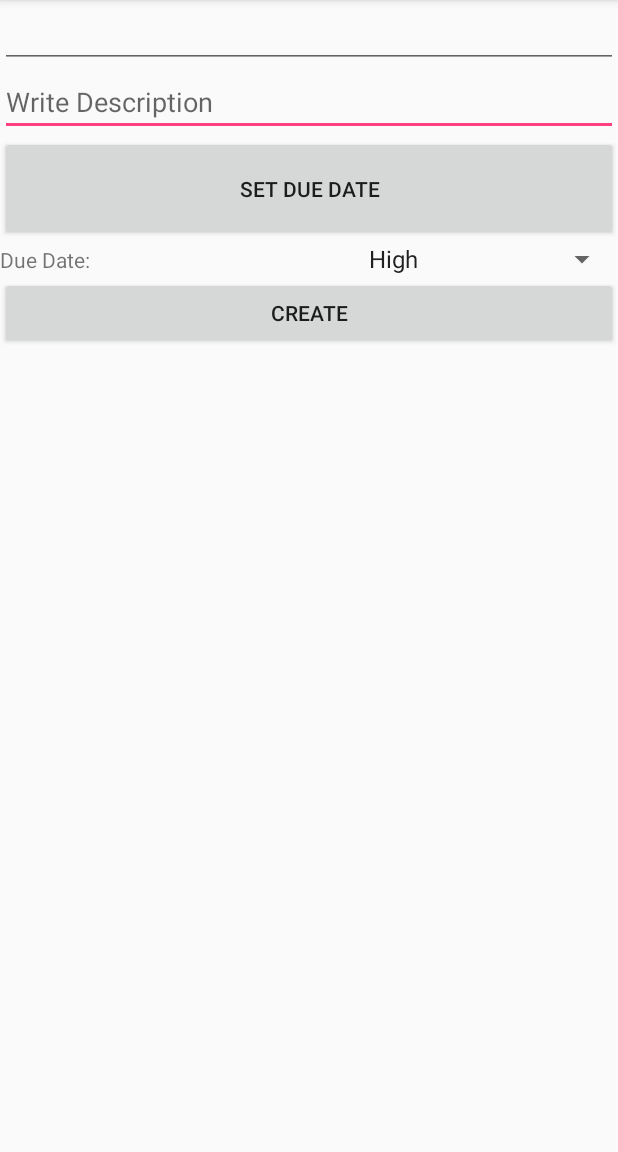
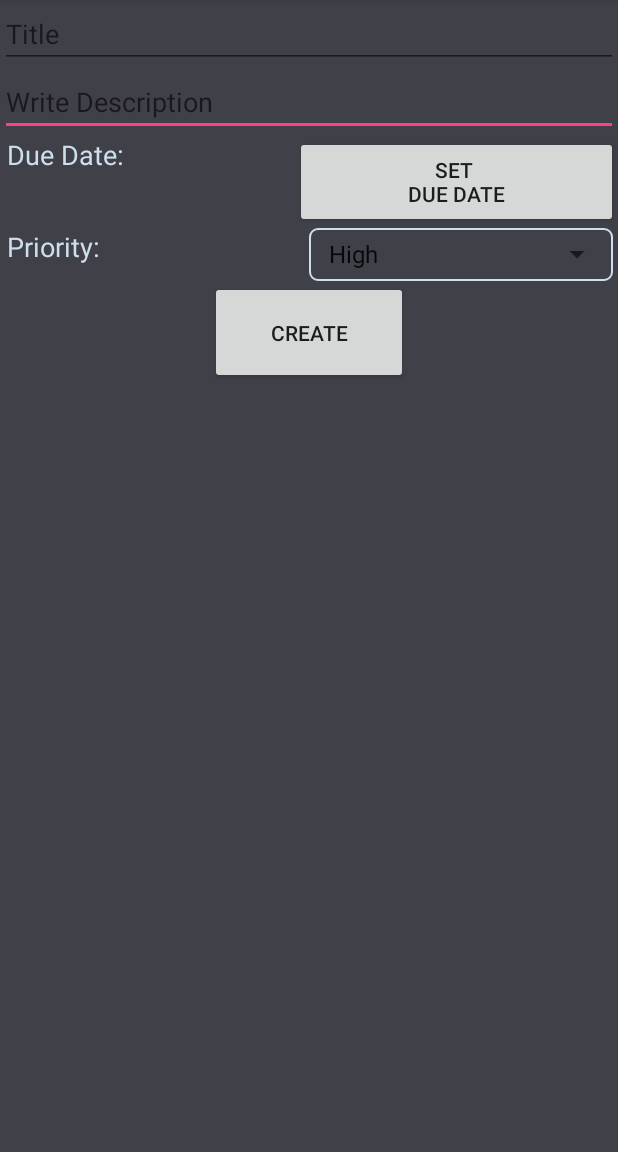
Before and after one commit to kleekich/Listodo, an Android app: the screen it shows after launch (AddActivity), after a tap on "ADD TASK", on a phone screen of 412 x 824 dp, the part 84-1236 px from its top. Run offline under Robolectric (Android 15) with nearby library versions, the phone set to English and light mode, and no system bars.

Commit message:
UI changed

```diff
--- a/app/src/main/java/com/example/kangsik/listodo/AddActivity.java
+++ b/app/src/main/java/com/example/kangsik/listodo/AddActivity.java
@@ -89,7 +89,7 @@ public class AddActivity extends AppCompatActivity  {
             // Use the current date as the default date in the picker
             final Calendar c = Calendar.getInstance();
             int year = c.get(Calendar.YEAR);
-            int month = c.get(Calendar.MONTH);
+            int month = c.get(Calendar.MONTH)+1;
             int day = c.get(Calendar.DAY_OF_MONTH);
 
             // Create a new instance of DatePickerDialog and return it
--- a/app/src/main/java/com/example/kangsik/listodo/EditNameDialogFragment.java
+++ b/app/src/main/java/com/example/kangsik/listodo/EditNameDialogFragment.java
@@ -78,6 +78,10 @@ public class EditNameDialogFragment extends DialogFragment implements TextView.O
         // Fetch arguments from bundle and set title
         String title = getArguments().getString("title", "Enter Name");
         getDialog().setTitle("Edit Task");
+        //int width = getResources().getDimensionPixelSize(R.dimen.popup_width);
+        //int height = getResources().getDimensionPixelSize(R.dimen.popup_height);
+        //getDialog().getWindow().setLayout(1000, 4500);
+
         editTextTitle.setText(title);
 
         String desc = getArguments().getString("desc", "");
--- a/app/src/main/java/com/example/kangsik/listodo/MainActivity.java
+++ b/app/src/main/java/com/example/kangsik/listodo/MainActivity.java
@@ -10,7 +10,6 @@ import android.support.v4.app.LoaderManager;
 import android.support.v4.content.CursorLoader;
 import android.support.v4.content.Loader;
 import android.support.v7.app.AppCompatActivity;
-import android.util.Log;
 import android.view.View;
 import android.widget.AdapterView;
 import android.widget.Button;
@@ -71,8 +70,6 @@ public class MainActivity extends AppCompatActivity implements LoaderManager.Loa
                     String desc = cursor.getString(COL_DESCRIPTION);
                     String date = cursor.getString(COL_DATE);
                     String prio = cursor.getString(COL_PRIORITY);
-                    Log.d("MainActivity", String.valueOf(_id));
-                    Log.d("MainActivity", title);
                     FragmentManager fm = getSupportFragmentManager();
                     EditNameDialogFragment editNameDialogFragment = EditNameDialogFragment.newInstance(_id,title,desc,date,prio);
                     editNameDialogFragment.show(fm, "fragment_edit_name");
@@ -119,17 +116,6 @@ public class MainActivity extends AppCompatActivity implements LoaderManager.Loa
     }
 
 
-    /*
-    public final void deleteItem(){
-        ContentResolver contentResolver = getContentResolver();
-        Uri uri = TaskContract.TaskEntry.CONTENT_URI;
-        String id = String.valueOf(getArguments().getInt("id", 0));
-        String selection = TaskContract.TaskEntry._ID + " = " + id;
-        contentResolver.delete(uri, selection, null);
-    }
-    */
-
-
     private final void delete(AdapterView<?> parent, View view, int position) {
         Cursor cursor = (Cursor) parent.getItemAtPosition(position);
         ContentResolver contentResolver = getContentResolver();
--- a/app/src/main/java/com/example/kangsik/listodo/TaskAdapter.java
+++ b/app/src/main/java/com/example/kangsik/listodo/TaskAdapter.java
@@ -2,6 +2,7 @@ package com.example.kangsik.listodo;
 
 import android.content.Context;
 import android.database.Cursor;
+import android.graphics.Color;
 import android.support.v4.widget.CursorAdapter;
 import android.util.Log;
 import android.view.LayoutInflater;
@@ -15,18 +16,23 @@ import android.widget.TextView;
  */
 
 public class TaskAdapter extends CursorAdapter {
-
-
+    /*
+    private static final HashMap<String, Integer> LABEL_COLORS = new HashMap<String, Integer>() {{
+        put("Low", R.color.priorityLow);
+        put("Medium", R.color.priorityMedium);
+        put("High", R.color.priorityHigh);
+    }};
+    */
 
     public static class ViewHolder {
-        public final TextView textViewId;
+
         public final TextView textViewTitle;
         public final TextView textViewDescription;
         public final TextView textViewDate;
         public final TextView textViewPriority;
 
         public ViewHolder(View view){
-            textViewId = (TextView) view.findViewById(R.id.textViewId);
+
             textViewTitle = (TextView) view.findViewById(R.id.textViewTitle);
             textViewDescription = (TextView) view.findViewById(R.id.textViewDescription);
             textViewDate = (TextView) view.findViewById(R.id.textViewDate);
@@ -60,11 +66,22 @@ public class TaskAdapter extends CursorAdapter {
         String priority = cursor.getString(MainActivity.COL_PRIORITY);
         Log.d("TaskAdapter", title);
         Log.d("TaskAdapter", description);
-        viewHolder.textViewId.setText(id);
+
         viewHolder.textViewTitle.setText(title);
         viewHolder.textViewDescription.setText(description);
         viewHolder.textViewDate.setText(date);
         viewHolder.textViewPriority.setText(priority);
+        switch(priority){
+            case "High":
+                viewHolder.textViewPriority.setTextColor(Color.rgb(255,0,0));
+                break;
+            case "Medium":
+                viewHolder.textViewPriority.setTextColor(Color.rgb(239,0,255));
+                break;
+            case "Low":
+                viewHolder.textViewPriority.setTextColor(Color.rgb(50,255,153));
+        }
+
     }
 
     @Override
--- /dev/null
+++ b/app/src/main/res/drawable/spinner.xml
@@ -0,0 +1,8 @@
+<?xml version="1.0" encoding="utf-8"?>
+<shape xmlns:android="http://schemas.android.com/apk/res/android">
+    <solid android:color="@android:color/transparent" />
+    <corners android:radius="5dp" />
+    <stroke
+        android:width="1dp"
+        android:color="@color/font" />
+</shape>
--- a/app/src/main/res/layout/activity_add.xml
+++ b/app/src/main/res/layout/activity_add.xml
@@ -3,15 +3,19 @@
     xmlns:app="http://schemas.android.com/apk/res-auto"
     android:orientation="vertical" android:layout_width="match_parent"
     android:layout_height="match_parent"
-    android:weightSum="1">
+    android:weightSum="1"
+    android:background="@color/background"
+    android:minWidth="320dp"
+    >
 
     <EditText
         android:layout_width="match_parent"
         android:layout_height="wrap_content"
         android:inputType="textPersonName"
-        android:text="Title"
+        android:hint="Title"
         android:ems="10"
         android:id="@+id/editTextTitle"
+        android:textColor="@color/font"
          />
 
     <EditText
@@ -21,15 +25,8 @@
         android:hint="Write Description"
         android:ems="10"
         android:id="@+id/editTextDescription"
+        android:textColor="@color/font"
         />
-
-    <Button
-        android:layout_width="match_parent"
-        android:layout_height="wrap_content"
-        android:onClick="showDatePickerDialog"
-        android:text="Set Due Date"
-        android:layout_weight="0.04"
-        android:id="@+id/buttonSetDate" />
 
     <LinearLayout
         android:orientation="horizontal"
@@ -37,31 +34,79 @@
         android:layout_height="wrap_content">
 
         <TextView
-            android:text="Due Date: "
+            android:text=" Due Date: "
             android:layout_width="wrap_content"
             android:layout_height="wrap_content"
-            android:id="@+id/textViewDueDate" />
+            android:id="@+id/textViewDueDate"
+            android:textSize="18sp"
+            android:textColor="@color/font"/>
 
         <TextView
             android:text=""
-            android:layout_width="match_parent"
+            android:layout_width="109dp"
             android:layout_height="wrap_content"
             android:id="@+id/textViewDate"
+            android:textSize="18sp"
+            android:textColor="@color/font"/>
+
+        <Button
+            android:layout_width="152dp"
+            android:layout_height="61dp"
+            android:onClick="showDatePickerDialog"
+            android:text="Set \nDue Date"
+            android:id="@+id/buttonSetDate"
+            android:layout_gravity="center_vertical|center_horizontal"
+            android:autoText="false"
             android:layout_weight="1" />
 
-        <Spinner
-            android:layout_width="match_parent"
-            android:layout_height="wrap_content"
-            android:entries="@array/priority"
-            android:id="@+id/spinner"
-            android:layout_weight="1" />
     </LinearLayout>
 
 
+    <LinearLayout
+        android:orientation="horizontal"
+        android:layout_width="match_parent"
+        android:layout_height="35dp">
+
+        <TextView
+            android:text=" Priority: "
+            android:layout_width="match_parent"
+            android:layout_height="wrap_content"
+            android:id="@+id/textView2"
+            android:layout_weight="1"
+            android:textSize="18sp"
+            android:textColor="@color/font"/>
+
+        <RelativeLayout
+            android:layout_width="match_parent"
+            android:layout_height="match_parent"
+            android:layout_marginRight="3dp"
+            android:background="@drawable/spinner"
+            android:orientation="horizontal"
+            android:layout_weight="1">
+
+            <Spinner
+                android:id="@+id/spinner"
+                android:layout_width="match_parent"
+                android:layout_height="wrap_content"
+                android:layout_centerVertical="true"
+                android:layout_gravity="center"
+                android:gravity="center"
+                android:entries="@array/priority"
+                android:layout_marginLeft="5dp"
+                android:spinnerMode="dropdown"
+                />
+
+
+        </RelativeLayout>
+
+    </LinearLayout>
+
     <Button
         android:text="Create"
-        android:layout_width="match_parent"
+        android:layout_width="132dp"
         android:layout_height="wrap_content"
-        android:id="@+id/buttonCreate" />
+        android:id="@+id/buttonCreate"
+        android:layout_weight="0.04"
+        android:layout_gravity="center_vertical|center_horizontal"/>
 
 </LinearLayout>
--- a/app/src/main/res/layout/fragment_edit_name.xml
+++ b/app/src/main/res/layout/fragment_edit_name.xml
@@ -3,7 +3,8 @@
 <LinearLayout xmlns:android="http://schemas.android.com/apk/res/android"
     android:id="@+id/edit_name"
     android:layout_width="wrap_content" android:layout_height="wrap_content"
-    android:layout_gravity="center" android:orientation="vertical"  >
+    android:layout_gravity="center" android:orientation="vertical"
+    android:background="@color/editBackground">
 
     <TextView
         android:id="@+id/lbl_your_name" android:text="Your name"
--- a/app/src/main/res/values/colors.xml
+++ b/app/src/main/res/values/colors.xml
@@ -3,4 +3,9 @@
     <color name="colorPrimary">#3F51B5</color>
     <color name="colorPrimaryDark">#303F9F</color>
     <color name="colorAccent">#FF4081</color>
+    <color name="background">#404049</color>
+    <color name="editBackground">#E15F97</color>
+    <color name="addBackground">#FDAF49</color>
+    <color name="font">#cedfec</color>
+
 </resources>
```
Also changed, not shown: app/src/main/res/drawable/customshape.xml (added, +9 -0 lines), app/src/main/res/layout/task_list_item.xml (+37 -19 lines), app/src/main/res/mipmap-hdpi/drop.png (added).
